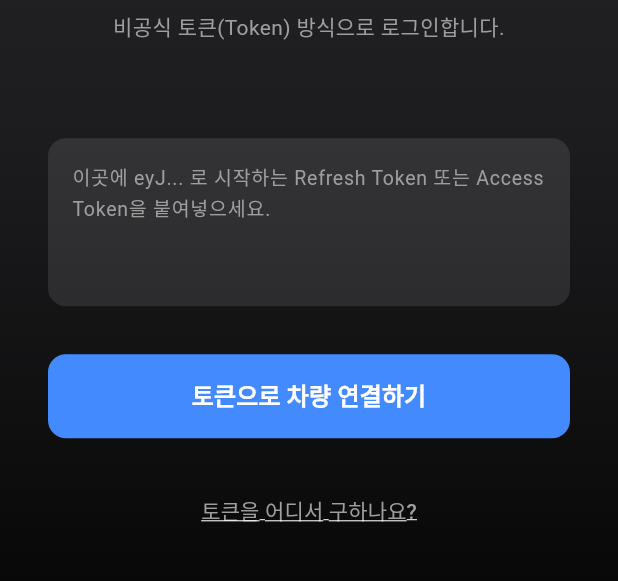
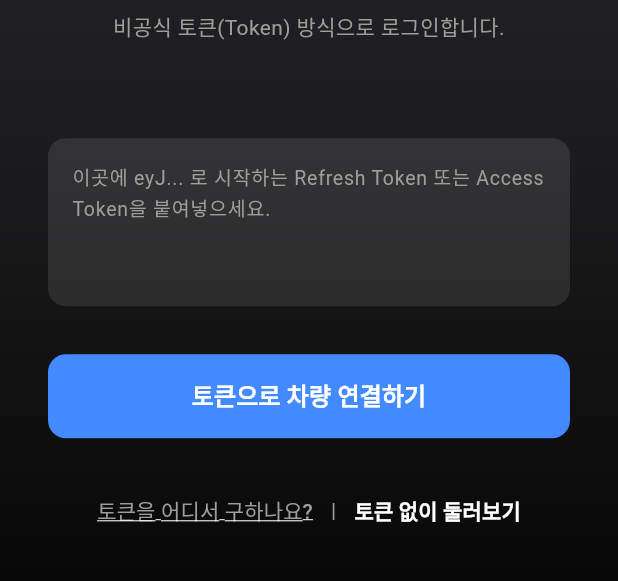
Before and after one commit to hadongil19822-blip/tesla, a Flutter app: the screen it shows after launch, on a phone screen of 412 x 824 dp, the part 473-1054 px from its top. Run offline on Flutter 3.47's test engine with Material 3 defaults, Android fonts, the phone set to English and light mode, and no system bars; our stand-ins replace flutter_tts, shared_preferences, web; missing offline and left inert: dart:ui_web.

Commit message:
feat: add skip login button for demo mode

```diff
--- a/lib/screens/login_screen.dart
+++ b/lib/screens/login_screen.dart
@@ -136,7 +136,10 @@ class _LoginScreenState extends State<LoginScreen> {
                 ),
                 const SizedBox(height: 24),
 
-                // 안내 링크
+                // 안내 링크 및 건너뛰기 버튼
+                Row(
+                  mainAxisAlignment: MainAxisAlignment.center,
+                  children: [
                     TextButton(
                       onPressed: () {
                         ScaffoldMessenger.of(context).showSnackBar(
@@ -144,6 +147,17 @@ class _LoginScreenState extends State<LoginScreen> {
                         );
                       },
                       child: const Text('토큰을 어디서 구하나요?', style: TextStyle(color: Colors.grey, decoration: TextDecoration.underline)),
+                    ),
+                    const Text('|', style: TextStyle(color: Colors.grey)),
+                    TextButton(
+                      onPressed: () {
+                        Navigator.of(context).pushReplacement(
+                          CupertinoPageRoute(builder: (context) => const MainScreen()),
+                        );
+                      },
+                      child: const Text('토큰 없이 둘러보기', style: TextStyle(color: Colors.white, fontWeight: FontWeight.bold)),
+                    ),
+                  ],
                 ),
               ],
             ),
```
Also changed, not shown: lib/services/tesla_api_service.dart (+9 -9 lines). Lines whose indentation alone changed are shown as unchanged.
